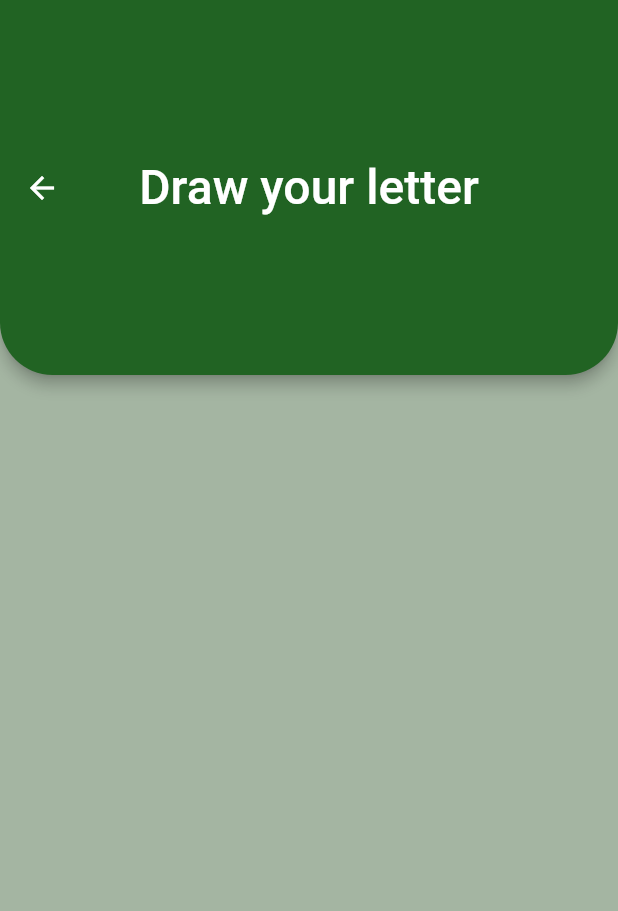
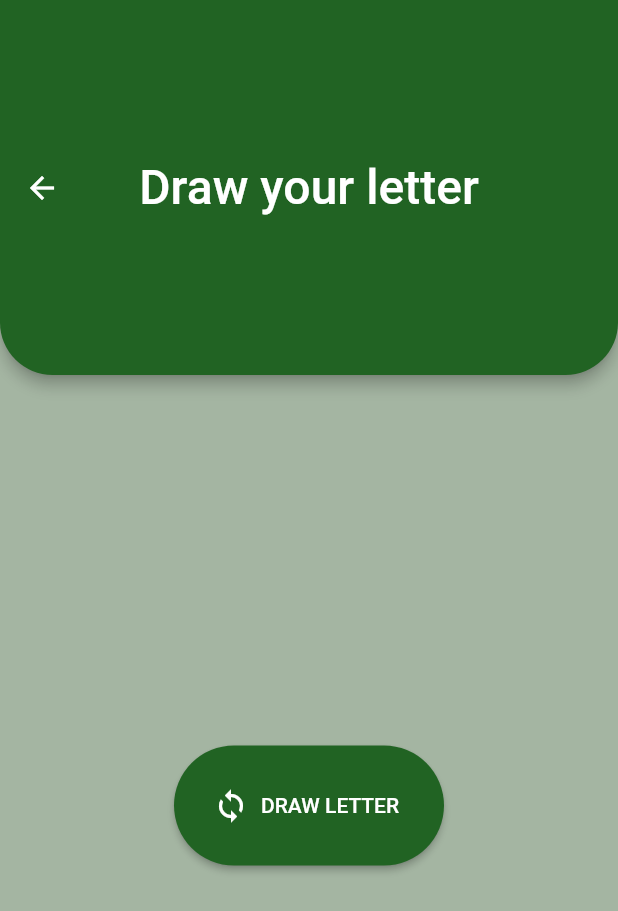
Before and after one commit to patryklaskowski1/instruments_for_various_games, a Flutter app: the RandomLettersPageContent screen opened directly, on a phone screen of 412 x 824 dp. Shown: the top 911 px of the screen. Run offline on Flutter 3.47's test engine with Material 2 defaults, Android fonts, the phone set to English and light mode, and no system bars.

Commit message:
change elevatedButton dicePageContent and add elevatedButton to RandomLettersPageContent

```diff
--- a/lib/app/random_letters_page/random_letters_page_content.dart
+++ b/lib/app/random_letters_page/random_letters_page_content.dart
@@ -31,6 +31,21 @@ class _RandomLettersPageContentState extends State<RandomLettersPageContent> {
               bottomLeft: Radius.circular(35)),
         ),
       ),
+      body: Center(
+        child: ElevatedButton.icon(
+          icon: const Icon(
+            Icons.sync,
+            size: 24.0,
+          ),
+          style: ElevatedButton.styleFrom(
+              primary: const Color.fromARGB(255, 33, 99, 35),
+              fixedSize: const Size(180, 80),
+              shape: RoundedRectangleBorder(
+                  borderRadius: BorderRadius.circular(50))),
+          label: const Text('DRAW LETTER'),
+          onPressed: () {},
+        ),
+      ),
     );
   }
 }
```
Also changed, not shown: lib/app/dice_page/dice_page_content.dart (+6 -5 lines).
